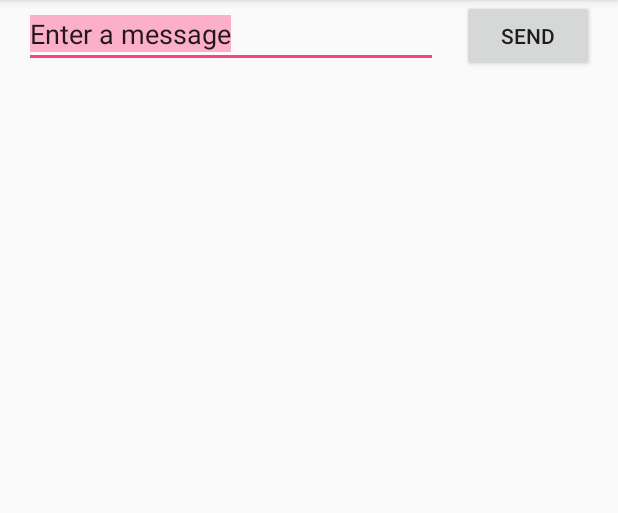
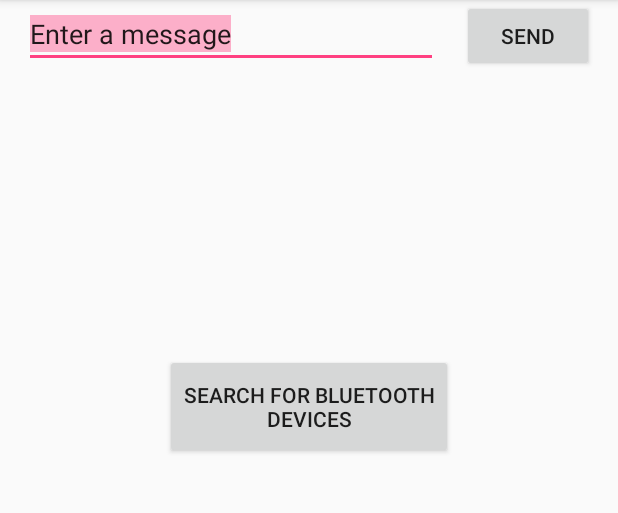
Before and after one commit to Nandez500/wallhack, an Android app: the screen it shows after launch (MainActivity), on a phone screen of 412 x 824 dp, the part 84-597 px from its top. Run offline under Robolectric (Android 15) with nearby library versions, the phone set to English and light mode, and no system bars.

Commit message:
Bluetooth discovery

```diff
--- a/Android/app/src/main/java/utdallas/wallhack/MainActivity.java
+++ b/Android/app/src/main/java/utdallas/wallhack/MainActivity.java
@@ -1,18 +1,26 @@
 package utdallas.wallhack;
 
+import android.bluetooth.BluetoothDevice;
 import android.content.Intent;
 import android.support.v7.app.AppCompatActivity;
 import android.os.Bundle;
 import android.view.View;
 import android.widget.EditText;
 
+import java.util.ArrayList;
+
+import static android.support.v4.app.ActivityCompat.startActivityForResult;
+
 public class MainActivity extends AppCompatActivity {
     public static final String EXTRA_MESSAGE = "utdallas.wallhack.MESSAGE";
+    private ArrayList<BluetoothDevice> bluetoothDevices;
     @Override
     protected void onCreate(Bundle savedInstanceState) {
         super.onCreate(savedInstanceState);
         setContentView(R.layout.activity_main);
     }
+
+
 
     public void sendMessage(View view){
         Intent intent = new Intent(this, DisplayMessageActivity.class);
@@ -21,4 +29,9 @@ public class MainActivity extends AppCompatActivity {
         intent.putExtra(EXTRA_MESSAGE, message);
         startActivity(intent);
     }
+
+    public void startBluetooth (View view) {
+        Intent intent = new Intent(this, BluetoothListActivity.class);
+        startActivity(intent);
+    }
 }
--- a/Android/app/src/main/res/layout/activity_main.xml
+++ b/Android/app/src/main/res/layout/activity_main.xml
@@ -33,4 +33,16 @@
         app:layout_constraintHorizontal_bias="0.5"
         app:layout_constraintStart_toEndOf="@+id/editText"
         tools:layout_editor_absoluteY="16dp" />
+
+    <Button
+        android:id="@+id/btButton"
+        android:layout_width="192dp"
+        android:layout_height="70dp"
+        android:onClick="startBluetooth"
+        android:text="Search for bluetooth devices"
+        app:layout_constraintBottom_toBottomOf="parent"
+        app:layout_constraintEnd_toEndOf="parent"
+        app:layout_constraintStart_toStartOf="parent"
+        app:layout_constraintTop_toBottomOf="@+id/button"
+        app:layout_constraintVertical_bias="0.289" />
 </android.support.constraint.ConstraintLayout>
--- a/Android/app/src/main/res/values/colors.xml
+++ b/Android/app/src/main/res/values/colors.xml
@@ -1,6 +1,6 @@
 <?xml version="1.0" encoding="utf-8"?>
 <resources>
-    <color name="colorPrimary">#3F51B5</color>
+    <color name="colorPrimary">#3f51b5</color>
     <color name="colorPrimaryDark">#303F9F</color>
-    <color name="colorAccent">#FF4081</color>
+    <color name="colorAccent">#ff4081</color>
 </resources>
--- a/Android/build.gradle
+++ b/Android/build.gradle
@@ -7,7 +7,7 @@ buildscript {
         jcenter()
     }
     dependencies {
-        classpath 'com.android.tools.build:gradle:3.0.1'
+        classpath 'com.android.tools.build:gradle:3.1.0'
 
 
         // NOTE: Do not place your application dependencies here; they belong
```
Also changed, not shown: Android/app/src/main/AndroidManifest.xml (+16 -3 lines), Android/app/src/main/java/utdallas/wallhack/BluetoothListActivity.java (added, +109 -0 lines), Android/app/src/main/res/layout/activity_bluetooth_list.xml (added, +32 -0 lines), Android/gradle/wrapper/gradle-wrapper.properties.
